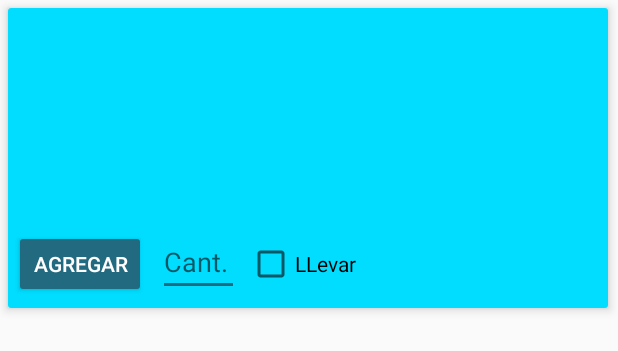
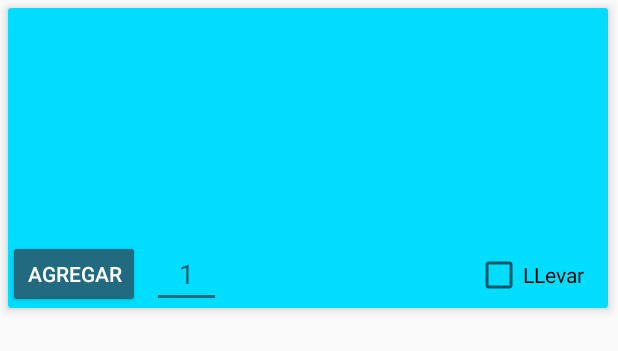
Before and after one commit to arevalocarloseduardo/Maggys, an Android app: the layout menus.xml on its own in the app's theme, with its tools: preview values and no code run, on a phone screen of 412 x 824 dp. Shown: the top 351 px of the screen. Run offline under Robolectric (Android 15) with nearby library versions, the phone set to English and light mode, and no system bars.

Commit message:
tiene puntos en el menuactivity y ya no hace falta escribir cuantos menus hay

```diff
--- a/app/src/main/res/layout/app_bar_menu.xml
+++ b/app/src/main/res/layout/app_bar_menu.xml
@@ -19,6 +19,7 @@
                 android:background="?attr/colorPrimary"
                 app:popupTheme="@style/AppTheme.PopupOverlay"/>
 
+
     </android.support.design.widget.AppBarLayout>
 
     <include layout="@layout/content_menu"/>
--- a/app/src/main/res/layout/menus.xml
+++ b/app/src/main/res/layout/menus.xml
@@ -19,23 +19,21 @@
                 app:layout_constraintTop_toTopOf="parent" app:layout_constraintStart_toStartOf="parent"
                 app:layout_constraintEnd_toEndOf="parent" app:layout_constraintHorizontal_bias="0.153"/>
         <EditText
-                android:layout_width="0dp"
+                android:layout_width="46dp"
                 android:layout_height="wrap_content"
                 android:ems="10"
                 android:id="@+id/edCant"
-                app:layout_constraintStart_toEndOf="@+id/btn_agregarMenu"
-                app:layout_constraintEnd_toStartOf="@+id/cbLLevarMenu" android:layout_marginBottom="8dp"
-                app:layout_constraintBottom_toBottomOf="@+id/imagenMenu" android:layout_marginEnd="5dp"
-                android:hint="Cant." android:inputType="number"/>
+                android:hint="1" android:inputType="number"
+                android:textAlignment="center" app:layout_constraintStart_toEndOf="@+id/btn_agregarMenu"
+                android:layout_marginStart="8dp"
+                app:layout_constraintBottom_toBottomOf="parent"/>
         <CheckBox
                 android:text="LLevar"
-                android:layout_width="wrap_content"
-                android:layout_height="wrap_content"
+                android:layout_width="0dp"
+                android:layout_height="28dp"
                 android:id="@+id/cbLLevarMenu"
-                app:layout_constraintBaseline_toBaselineOf="@+id/edCant"
-                app:layout_constraintStart_toEndOf="@+id/edCant"
-                android:layout_marginEnd="168dp"
-                app:layout_constraintEnd_toEndOf="parent"/>
+                app:layout_constraintEnd_toEndOf="parent" android:layout_marginEnd="16dp"
+                android:layout_marginBottom="8dp" app:layout_constraintBottom_toBottomOf="parent"/>
         <Button
                 android:text="Agregar"
                 android:layout_width="wrap_content"
@@ -43,10 +41,7 @@
                 android:id="@+id/btn_agregarMenu"
                 style="@style/Widget.AppCompat.Button.Colored"
                 app:layout_constraintStart_toStartOf="parent"
-                android:layout_marginStart="4dp"
-                app:layout_constraintBaseline_toBaselineOf="@+id/edCant"
-                app:layout_constraintEnd_toStartOf="@+id/edCant"
-                android:layout_marginEnd="8dp"/>
+                app:layout_constraintBottom_toBottomOf="parent"/>
         <ProgressBar
                 style="?android:attr/progressBarStyle"
                 android:layout_width="50dp"
--- a/app/src/main/res/menu/menu.xml
+++ b/app/src/main/res/menu/menu.xml
@@ -1,11 +1,6 @@
 <?xml version="1.0" encoding="utf-8"?>
 <menu xmlns:android="http://schemas.android.com/apk/res/android"
       xmlns:app="http://schemas.android.com/apk/res-auto">
-
-    <item android:id="@+id/pts"
-          android:title="Pts"
-          android:orderInCategory="100"
-          app:showAsAction="always"/>
 
     <item android:id="@+id/action_settings"
           android:title="Salir de la cuenta"
```
Also changed, not shown: app/src/main/AndroidManifest.xml (+6 -1 lines), app/src/main/java/com/appsmaggys/caear/appfuentedesodamaggys/ConfigurarCuentaActivity.kt (+19 -11 lines), app/src/main/java/com/appsmaggys/caear/appfuentedesodamaggys/MenuActivity.kt (+22 -4 lines), app/src/main/java/com/appsmaggys/caear/appfuentedesodamaggys/RecyclerAdapter.kt (+10 -1 lines), app/src/main/res/layout/activity_configurar_cuenta.xml (+3 -17 lines).
